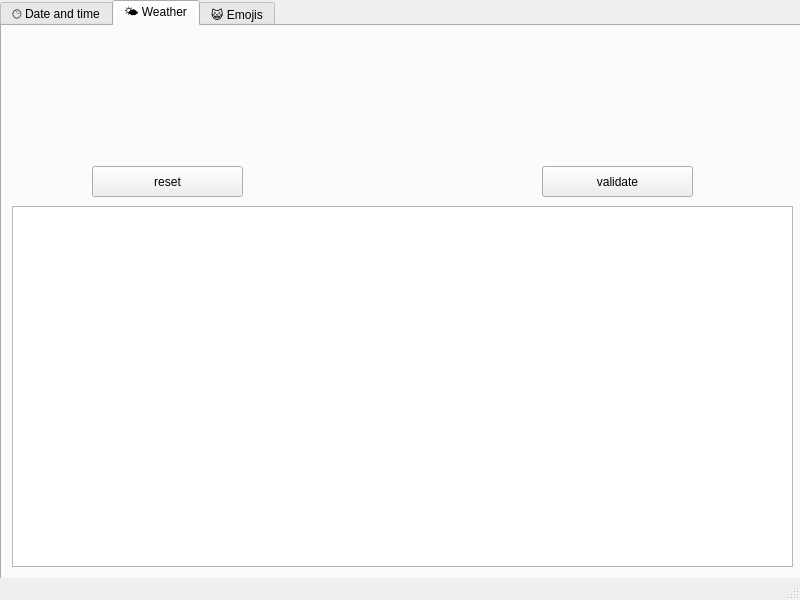
The window that maindesktopweadtwindow.ui (Vicken-Ghoubiguian/desktopWeaDTApp) describes before a commit, drawn with Qt 5.
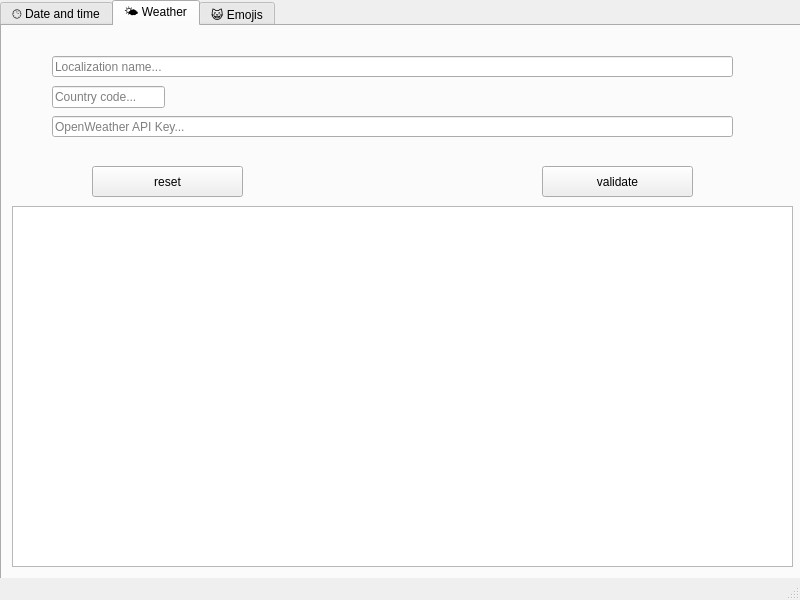
The same window after the commit. The open tabs and pages were chosen to show the change.

```diff
--- a/maindesktopweadtwindow.ui
+++ b/maindesktopweadtwindow.ui
@@ -143,6 +143,45 @@
        <string>reset</string>
       </property>
      </widget>
+     <widget class="QLineEdit" name="lineEdit">
+      <property name="geometry">
+       <rect>
+        <x>50</x>
+        <y>30</y>
+        <width>681</width>
+        <height>21</height>
+       </rect>
+      </property>
+      <property name="placeholderText">
+       <string>Localization name...</string>
+      </property>
+     </widget>
+     <widget class="QLineEdit" name="lineEdit_2">
+      <property name="geometry">
+       <rect>
+        <x>50</x>
+        <y>90</y>
+        <width>681</width>
+        <height>21</height>
+       </rect>
+      </property>
+      <property name="placeholderText">
+       <string>OpenWeather API Key...</string>
+      </property>
+     </widget>
+     <widget class="QLineEdit" name="lineEdit_3">
+      <property name="geometry">
+       <rect>
+        <x>50</x>
+        <y>60</y>
+        <width>113</width>
+        <height>22</height>
+       </rect>
+      </property>
+      <property name="placeholderText">
+       <string>Country code...</string>
+      </property>
+     </widget>
     </widget>
     <widget class="QWidget" name="emojisTab">
      <attribute name="title">
```
Left out of the diff: 2 changed lines with no effect on the pictures.
